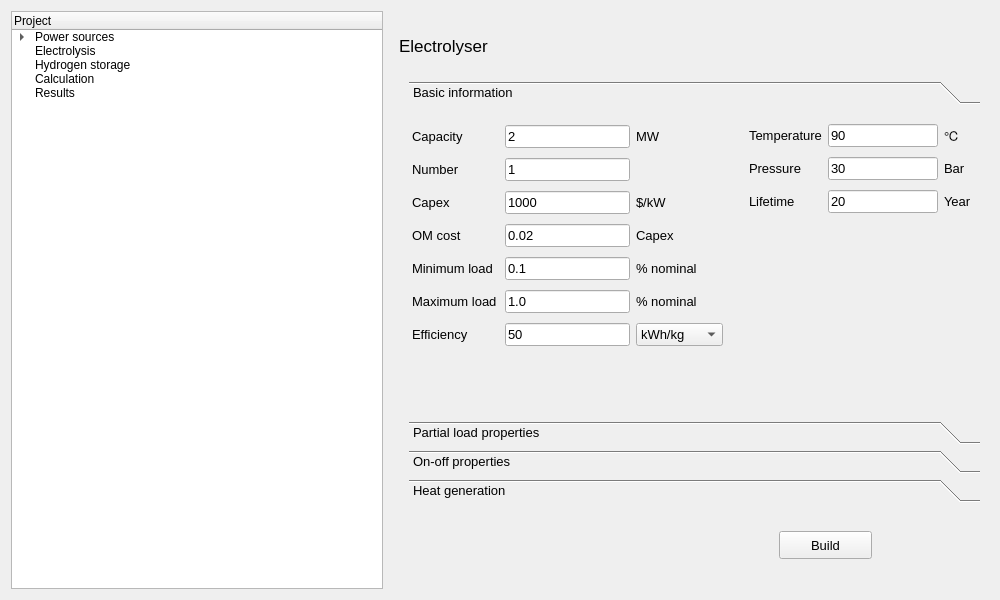
Qt form GUI/Resources/ui/Mainwindow.ui (yiazh/H2_gui) before a commit.
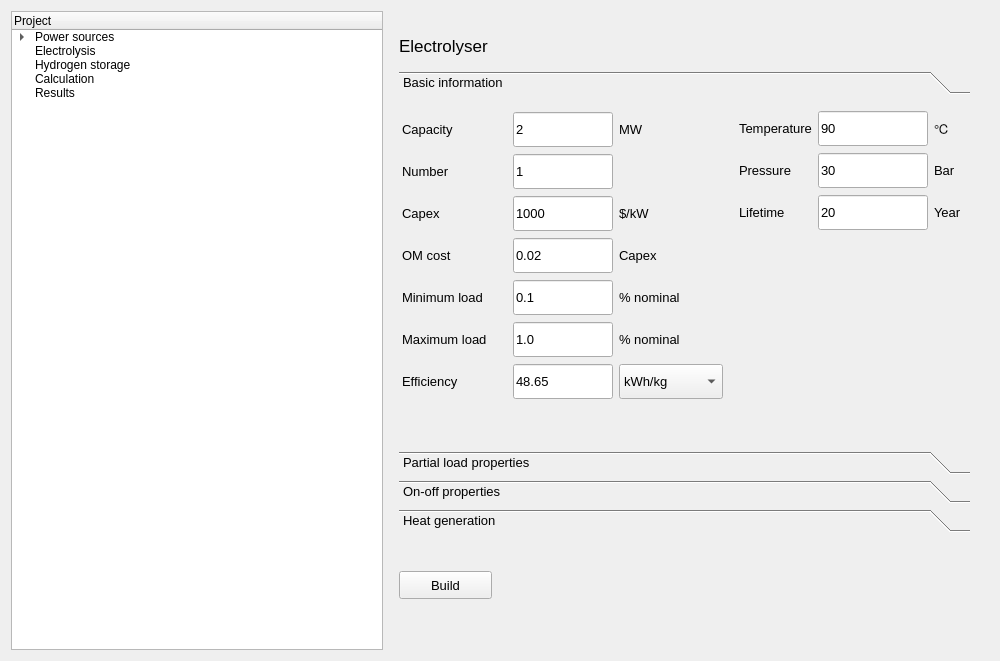
The same form after that commit. The open tabs and pages were chosen to show the change. Icons and pictures are not drawn.

```diff
--- a/GUI/Resources/ui/Mainwindow.ui
+++ b/GUI/Resources/ui/Mainwindow.ui
@@ -7,7 +7,7 @@
     <x>0</x>
     <y>0</y>
     <width>1000</width>
-    <height>600</height>
+    <height>661</height>
    </rect>
   </property>
   <property name="minimumSize">
@@ -25,7 +25,7 @@
   <property name="windowTitle">
    <string>Form</string>
   </property>
-  <layout class="QHBoxLayout" name="horizontalLayout" stretch="2,0">
+  <layout class="QHBoxLayout" name="horizontalLayout" stretch="0,0">
    <item>
     <widget class="QTreeWidget" name="treeWidget">
      <property name="maximumSize">
@@ -461,10 +461,10 @@
       <widget class="QToolBox" name="toolBox">
        <property name="geometry">
         <rect>
-         <x>20</x>
-         <y>70</y>
+         <x>10</x>
+         <y>60</y>
          <width>571</width>
-         <height>421</height>
+         <height>461</height>
         </rect>
        </property>
        <property name="currentIndex">
@@ -478,8 +478,8 @@
          <rect>
           <x>0</x>
           <y>0</y>
-          <width>571</width>
-          <height>281</height>
+          <width>98</width>
+          <height>28</height>
          </rect>
         </property>
         <property name="sizePolicy">
@@ -491,25 +491,37 @@
         <attribute name="label">
          <string>Basic information</string>
         </attribute>
-        <widget class="QWidget" name="">
+        <widget class="QWidget" name="layoutWidget">
          <property name="geometry">
           <rect>
            <x>340</x>
            <y>10</y>
            <width>223</width>
-           <height>97</height>
+           <height>121</height>
           </rect>
          </property>
          <layout class="QGridLayout" name="gridLayout">
           <item row="0" column="0">
            <widget class="QLabel" name="label_37">
+            <property name="minimumSize">
+             <size>
+              <width>0</width>
+              <height>35</height>
+             </size>
+            </property>
             <property name="text">
              <string>Temperature</string>
             </property>
            </widget>
           </item>
           <item row="0" column="1">
-           <widget class="QLineEdit" name="lineEdit_19">
+           <widget class="QLineEdit" name="Ele_temp">
+            <property name="minimumSize">
+             <size>
+              <width>0</width>
+              <height>35</height>
+             </size>
+            </property>
             <property name="text">
              <string>90</string>
             </property>
@@ -517,6 +529,12 @@
           </item>
           <item row="0" column="2">
            <widget class="QLabel" name="label_93">
+            <property name="minimumSize">
+             <size>
+              <width>0</width>
+              <height>35</height>
+             </size>
+            </property>
             <property name="text">
              <string>℃</string>
             </property>
@@ -524,13 +542,25 @@
           </item>
           <item row="1" column="0">
            <widget class="QLabel" name="label_38">
+            <property name="minimumSize">
+             <size>
+              <width>0</width>
+              <height>35</height>
+             </size>
+            </property>
             <property name="text">
              <string>Pressure</string>
             </property>
            </widget>
           </item>
           <item row="1" column="1">
-           <widget class="QLineEdit" name="lineEdit_20">
+           <widget class="QLineEdit" name="Ele_pre">
+            <property name="minimumSize">
+             <size>
+              <width>0</width>
+              <height>35</height>
+             </size>
+            </property>
             <property name="text">
              <string>30</string>
             </property>
@@ -538,6 +568,12 @@
           </item>
           <item row="1" column="2">
            <widget class="QLabel" name="label_94">
+            <property name="minimumSize">
+             <size>
+              <width>0</width>
+              <height>35</height>
+             </size>
+            </property>
             <property name="text">
              <string>Bar</string>
             </property>
@@ -545,13 +581,25 @@
           </item>
           <item row="2" column="0">
            <widget class="QLabel" name="label_39">
+            <property name="minimumSize">
+             <size>
+              <width>0</width>
+              <height>35</height>
+             </size>
+            </property>
             <property name="text">
              <string>Lifetime</string>
             </property>
            </widget>
           </item>
           <item row="2" column="1">
-           <widget class="QLineEdit" name="lineEdit_21">
+           <widget class="QLineEdit" name="Ele_life">
+            <property name="minimumSize">
+             <size>
+              <width>0</width>
+              <height>35</height>
+             </size>
+            </property>
             <property name="text">
              <string>20</string>
             </property>
@@ -559,6 +607,12 @@
           </item>
           <item row="2" column="2">
            <widget class="QLabel" name="label_95">
+            <property name="minimumSize">
+             <size>
+              <width>0</width>
+              <height>35</height>
+             </size>
+            </property>
             <property name="text">
              <string>Year</string>
             </property>
@@ -566,18 +620,24 @@
           </item>
          </layout>
         </widget>
-        <widget class="QWidget" name="">
+        <widget class="QWidget" name="layoutWidget">
          <property name="geometry">
           <rect>
            <x>3</x>
            <y>11</y>
-           <width>311</width>
-           <height>233</height>
+           <width>321</width>
+           <height>289</height>
           </rect>
          </property>
          <layout class="QGridLayout" name="gridLayout_6">
           <item row="0" column="0">
            <widget class="QLabel" name="label">
+            <property name="minimumSize">
+             <size>
+              <width>0</width>
+              <height>35</height>
+             </size>
+            </property>
             <property name="text">
              <string>Capacity</string>
             </property>
@@ -591,6 +651,18 @@
               <verstretch>0</verstretch>
              </sizepolicy>
             </property>
+            <property name="minimumSize">
+             <size>
+              <width>0</width>
+              <height>35</height>
+             </size>
+            </property>
+            <property name="maximumSize">
+             <size>
+              <width>100</width>
+              <height>16777215</height>
+             </size>
+            </property>
             <property name="text">
              <string>2</string>
             </property>
@@ -598,6 +670,12 @@
           </item>
           <item row="0" column="2">
            <widget class="QLabel" name="label_17">
+            <property name="minimumSize">
+             <size>
+              <width>0</width>
+              <height>35</height>
+             </size>
+            </property>
             <property name="text">
              <string>MW</string>
             </property>
@@ -605,6 +683,12 @@
           </item>
           <item row="1" column="0">
            <widget class="QLabel" name="label_2">
+            <property name="minimumSize">
+             <size>
+              <width>0</width>
+              <height>35</height>
+             </size>
+            </property>
             <property name="text">
              <string>Number</string>
             </property>
@@ -618,6 +702,18 @@
               <verstretch>0</verstretch>
              </sizepolicy>
             </property>
+            <property name="minimumSize">
+             <size>
+              <width>0</width>
+              <height>35</height>
+             </size>
+            </property>
+            <property name="maximumSize">
+             <size>
+              <width>100</width>
+              <height>16777215</height>
+             </size>
+            </property>
             <property name="text">
              <string>1</string>
             </property>
@@ -625,6 +721,12 @@
           </item>
           <item row="2" column="0">
            <widget class="QLabel" name="label_3">
+            <property name="minimumSize">
+             <size>
+              <width>0</width>
+              <height>35</height>
+             </size>
+            </property>
             <property name="text">
              <string>Capex</string>
             </property>
@@ -638,6 +740,18 @@
               <verstretch>0</verstretch>
              </sizepolicy>
             </property>
+            <property name="minimumSize">
+             <size>
+              <width>0</width>
+              <height>35</height>
+             </size>
+            </property>
+            <property name="maximumSize">
+             <size>
+              <width>100</width>
+              <height>16777215</height>
+             </size>
+            </property>
             <property name="text">
              <string>1000</string>
             </property>
@@ -645,6 +759,12 @@
           </item>
           <item row="2" column="2">
            <widget class="QLabel" name="label_18">
+            <property name="minimumSize">
+             <size>
+              <width>0</width>
+              <height>35</height>
+             </size>
+            </property>
             <property name="text">
              <string>$/kW</string>
             </property>
@@ -652,6 +772,12 @@
           </item>
           <item row="3" column="0">
            <widget class="QLabel" name="label_4">
+            <property name="minimumSize">
+             <size>
+              <width>0</width>
+              <height>35</height>
+             </size>
+            </property>
             <property name="text">
              <string>OM cost</string>
             </property>
@@ -665,6 +791,18 @@
               <verstretch>0</verstretch>
              </sizepolicy>
             </property>
+            <property name="minimumSize">
+             <size>
+              <width>0</width>
+              <height>35</height>
+             </size>
+            </property>
+            <property name="maximumSize">
+             <size>
+              <width>100</width>
+              <height>16777215</height>
+             </size>
+            </property>
             <property name="text">
              <string>0.02</string>
             </property>
@@ -672,6 +810,12 @@
           </item>
           <item row="3" column="2">
            <widget class="QLabel" name="label_57">
+            <property name="minimumSize">
+             <size>
+              <width>0</width>
+              <height>35</height>
+             </size>
+            </property>
             <property name="text">
              <string>Capex</string>
             </property>
@@ -679,6 +823,12 @@
           </item>
           <item row="4" column="0">
            <widget class="QLabel" name="label_5">
+            <property name="minimumSize">
+             <size>
+              <width>0</width>
+              <height>35</height>
+             </size>
+            </property>
             <property name="text">
              <string>Minimum load</string>
             </property>
@@ -692,6 +842,18 @@
               <verstretch>0</verstretch>
              </sizepolicy>
             </property>
+            <property name="minimumSize">
+             <size>
+              <width>0</width>
+              <height>35</height>
+             </size>
+            </property>
+            <property name="maximumSize">
+             <size>
+              <width>100</width>
+              <height>16777215</height>
+             </size>
+            </property>
             <property name="text">
              <string>0.1</string>
             </property>
@@ -699,6 +861,12 @@
           </item>
           <item row="4" column="2">
            <widget class="QLabel" name="label_58">
+            <property name="minimumSize">
+             <size>
+              <width>0</width>
+              <height>35</height>
+             </size>
+            </property>
             <property name="text">
              <string>% nominal</string>
             </property>
@@ -706,6 +874,12 @@
           </item>
           <item row="5" column="0">
            <widget class="QLabel" name="label_15">
+            <property name="minimumSize">
+             <size>
+              <width>0</width>
+              <height>35</height>
+             </size>
+            </property>
             <property name="text">
              <string>Maximum load</string>
             </property>
@@ -719,6 +893,18 @@
               <verstretch>0</verstretch>
              </sizepolicy>
             </property>
+            <property name="minimumSize">
+             <size>
+              <width>0</width>
+              <height>35</height>
+             </size>
+            </property>
+            <property name="maximumSize">
+             <size>
+              <width>100</width>
+              <height>16777215</height>
+             </size>
+            </property>
             <property name="text">
              <string>1.0</string>
             </property>
@@ -726,6 +912,12 @@
           </item>
           <item row="5" column="2">
            <widget class="QLabel" name="label_59">
+            <property name="minimumSize">
+             <size>
+              <width>0</width>
+              <height>35</height>
+             </size>
+            </property>
             <property name="text">
              <string>% nominal</string>
             </property>
@@ -733,6 +925,12 @@
           </item>
           <item row="6" column="0">
            <widget class="QLabel" name="label_16">
+            <property name="minimumSize">
+             <size>
+              <width>0</width>
+              <height>35</height>
+             </size>
+            </property>
             <property name="text">
              <string>Efficiency</string>
             </property>
@@ -746,8 +944,20 @@
               <verstretch>0</verstretch>
              </sizepolicy>
             </property>
+            <property name="minimumSize">
+             <size>
+              <width>0</width>
+              <height>35</height>
+             </size>
+            </property>
+            <property name="maximumSize">
+             <size>
+              <width>100</width>
+              <height>16777215</height>
+             </size>
+            </property>
             <property name="text">
-             <string>50</string>
+             <string>48.65</string>
             </property>
            </widget>
           </item>
@@ -756,7 +966,7 @@
             <property name="minimumSize">
              <size>
               <width>70</width>
-              <height>0</height>
+              <height>35</height>
              </size>
             </property>
             <item>
@@ -1036,8 +1246,8 @@
       <widget class="QPushButton" name="pushButton_4">
        <property name="geometry">
         <rect>
-         <x>390</x>
-         <y>520</y>
+         <x>10</x>
+         <y>560</y>
          <width>93</width>
          <height>28</height>
         </rect>
```
Left out of the diff: 737 changed lines with no effect on the pictures.
